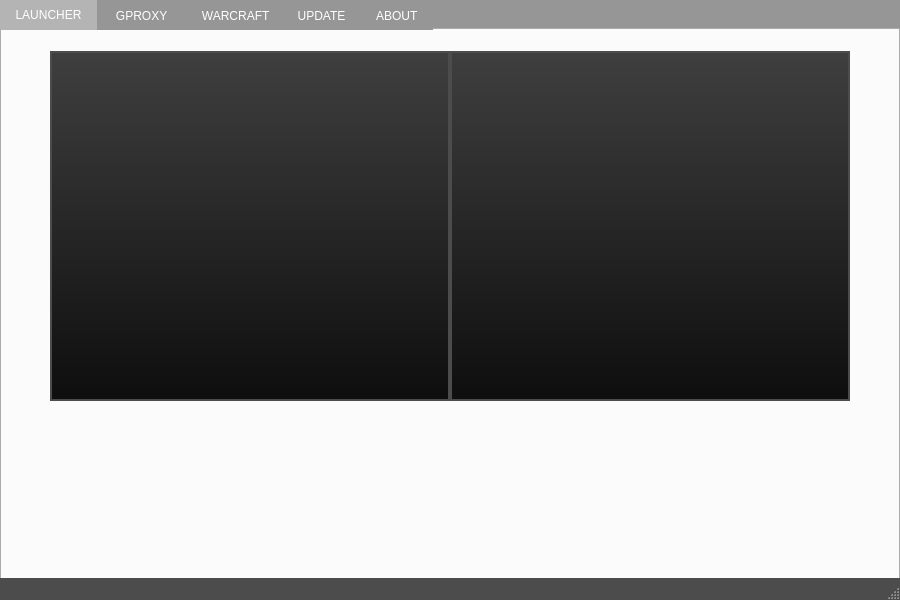
Above: xpam/mainwindow.ui from cen1/xpam-client before the change. Below: the same form after it.
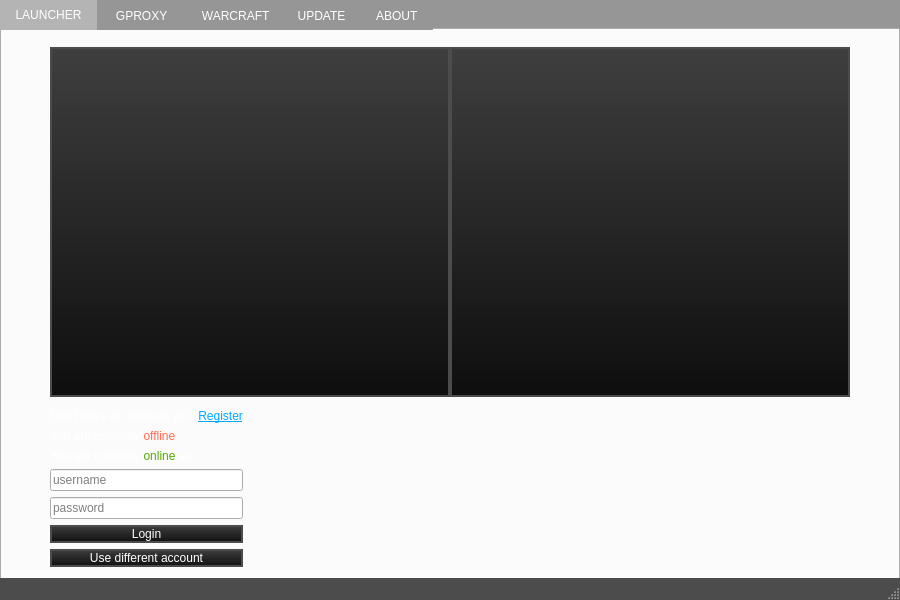
That is the form after the change. The open tabs and pages were chosen to show the change. Icons and pictures are not drawn.

Commit message: add login functionality

The edit to the form file:
```diff
--- a/xpam/mainwindow.ui
+++ b/xpam/mainwindow.ui
@@ -382,20 +382,123 @@
                </layout>
               </item>
               <item>
-               <layout class="QHBoxLayout" name="horizontalLayoutOptions"/>
-              </item>
-              <item>
-               <spacer name="verticalSpacer">
-                <property name="orientation">
-                 <enum>Qt::Vertical</enum>
-                </property>
-                <property name="sizeHint" stdset="0">
-                 <size>
-                  <width>20</width>
-                  <height>40</height>
-                 </size>
-                </property>
-               </spacer>
+               <layout class="QHBoxLayout" name="horizontalLayoutOptions">
+                <item>
+                 <layout class="QVBoxLayout" name="verticalLayout_11">
+                  <item>
+                   <widget class="QLabel" name="label_register">
+                    <property name="styleSheet">
+                     <string notr="true"/>
+                    </property>
+                    <property name="text">
+                     <string>&lt;html&gt;&lt;head/&gt;&lt;body&gt;&lt;p&gt;Don't have an account yet? &lt;a href=&quot;http://warden.eurobattle.net/pvpgn/createaccount&quot;&gt;&lt;span style=&quot; text-decoration: underline; color: rgb(0, 170, 255);&quot;&gt;Register&lt;/span&gt;&lt;/a&gt;&lt;/p&gt;&lt;/body&gt;&lt;/html&gt;</string>
+                    </property>
+                    <property name="openExternalLinks">
+                     <bool>false</bool>
+                    </property>
+                   </widget>
+                  </item>
+                  <item>
+                   <widget class="QLabel" name="label_offline">
+                    <property name="text">
+                     <string>&lt;html&gt;&lt;head/&gt;&lt;body&gt;&lt;p&gt;You are currently &lt;span style=&quot; color:#ff6b4e;&quot;&gt;offline&lt;/span&gt;.&lt;/p&gt;&lt;/body&gt;&lt;/html&gt;</string>
+                    </property>
+                   </widget>
+                  </item>
+                  <item>
+                   <widget class="QLabel" name="label_online">
+                    <property name="text">
+                     <string>&lt;html&gt;&lt;head/&gt;&lt;body&gt;&lt;p&gt;You are currently &lt;span style=&quot; color:#55aa00;&quot;&gt;online&lt;/span&gt; as &lt;/p&gt;&lt;/body&gt;&lt;/html&gt;</string>
+                    </property>
+                   </widget>
+                  </item>
+                  <item>
+                   <widget class="QLineEdit" name="lineEdit_username">
+                    <property name="sizePolicy">
+                     <sizepolicy hsizetype="Minimum" vsizetype="Fixed">
+                      <horstretch>0</horstretch>
+                      <verstretch>0</verstretch>
+                     </sizepolicy>
+                    </property>
+                    <property name="minimumSize">
+                     <size>
+                      <width>100</width>
+                      <height>0</height>
+                     </size>
+                    </property>
+                    <property name="placeholderText">
+                     <string>username</string>
+                    </property>
+                   </widget>
+                  </item>
+                  <item>
+                   <widget class="QLineEdit" name="lineEdit_password">
+                    <property name="sizePolicy">
+                     <sizepolicy hsizetype="Minimum" vsizetype="Fixed">
+                      <horstretch>0</horstretch>
+                      <verstretch>0</verstretch>
+                     </sizepolicy>
+                    </property>
+                    <property name="minimumSize">
+                     <size>
+                      <width>100</width>
+                      <height>0</height>
+                     </size>
+                    </property>
+                    <property name="text">
+                     <string/>
+                    </property>
+                    <property name="echoMode">
+                     <enum>QLineEdit::Password</enum>
+                    </property>
+                    <property name="placeholderText">
+                     <string>password</string>
+                    </property>
+                   </widget>
+                  </item>
+                  <item>
+                   <widget class="QPushButton" name="pushButton_login">
+                    <property name="text">
+                     <string>Login</string>
+                    </property>
+                   </widget>
+                  </item>
+                  <item>
+                   <widget class="QPushButton" name="pushButton_diff_account">
+                    <property name="text">
+                     <string>Use different account</string>
+                    </property>
+                   </widget>
+                  </item>
+                  <item>
+                   <spacer name="verticalSpacer">
+                    <property name="orientation">
+                     <enum>Qt::Vertical</enum>
+                    </property>
+                    <property name="sizeHint" stdset="0">
+                     <size>
+                      <width>20</width>
+                      <height>40</height>
+                     </size>
+                    </property>
+                   </spacer>
+                  </item>
+                 </layout>
+                </item>
+                <item>
+                 <spacer name="horizontalSpacer_5">
+                  <property name="orientation">
+                   <enum>Qt::Horizontal</enum>
+                  </property>
+                  <property name="sizeHint" stdset="0">
+                   <size>
+                    <width>40</width>
+                    <height>20</height>
+                   </size>
+                  </property>
+                 </spacer>
+                </item>
+               </layout>
               </item>
              </layout>
             </item>
```
Left out of the diff: 15 changed lines with no effect on the pictures. The commit also changes 10 other files.
